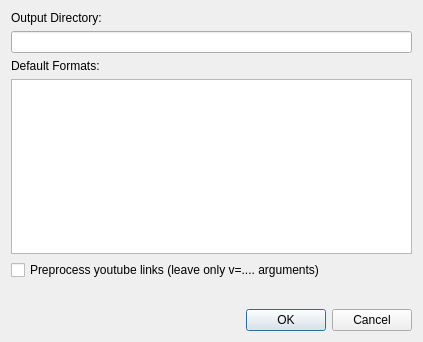
This is src/settings.ui in igor-marinescu/YouDownUI as Qt 5 draws it before an edit. The edited form follows.
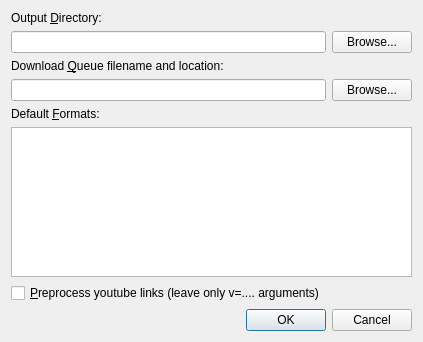
This is the edited form.

Commit message: Extra setting added for selecting Download Queue Filename and location.

Patch:
```diff
--- a/src/settings.ui
+++ b/src/settings.ui
@@ -17,17 +17,58 @@
    <item>
     <widget class="QLabel" name="lblOutputDir">
      <property name="text">
-      <string>Output Directory:</string>
+      <string>Output &amp;Directory:</string>
      </property>
+     <property name="buddy">
+      <cstring>edtOutputDir</cstring>
+     </property>
     </widget>
    </item>
    <item>
-    <widget class="QLineEdit" name="edtOutputDir"/>
+    <layout class="QHBoxLayout" name="horizontalLayout_2">
+     <item>
+      <widget class="QLineEdit" name="edtOutputDir"/>
+     </item>
+     <item>
+      <widget class="QPushButton" name="btnBrowseOutput">
+       <property name="text">
+        <string>Browse...</string>
+       </property>
+      </widget>
+     </item>
+    </layout>
+   </item>
+   <item>
+    <widget class="QLabel" name="label_2">
+     <property name="text">
+      <string>Download &amp;Queue filename and location:</string>
+     </property>
+     <property name="buddy">
+      <cstring>edtQueueFileDir</cstring>
+     </property>
+    </widget>
+   </item>
+   <item>
+    <layout class="QHBoxLayout" name="horizontalLayout">
+     <item>
+      <widget class="QLineEdit" name="edtQueueFileDir"/>
+     </item>
+     <item>
+      <widget class="QPushButton" name="btnBrowseQueue">
+       <property name="text">
+        <string>Browse...</string>
+       </property>
+      </widget>
+     </item>
+    </layout>
    </item>
    <item>
     <widget class="QLabel" name="label">
      <property name="text">
-      <string>Default Formats:</string>
+      <string>Default &amp;Formats:</string>
+     </property>
+     <property name="buddy">
+      <cstring>txtDefFormats</cstring>
      </property>
     </widget>
    </item>
@@ -37,23 +78,10 @@
    <item>
     <widget class="QCheckBox" name="chkboxPreprocessLinks">
      <property name="text">
-      <string>Preprocess youtube links (leave only v=.... arguments)</string>
+      <string>&amp;Preprocess youtube links (leave only v=.... arguments)</string>
      </property>
     </widget>
    </item>
-   <item>
-    <spacer name="verticalSpacer">
-     <property name="orientation">
-      <enum>Qt::Vertical</enum>
-     </property>
-     <property name="sizeHint" stdset="0">
-      <size>
-       <width>20</width>
-       <height>40</height>
-      </size>
-     </property>
-    </spacer>
-   </item>
    <item>
     <widget class="QDialogButtonBox" name="buttonBox">
      <property name="orientation">
```
Left out of the diff: 9 changed lines with no effect on the pictures. The commit also changes 6 other files.
